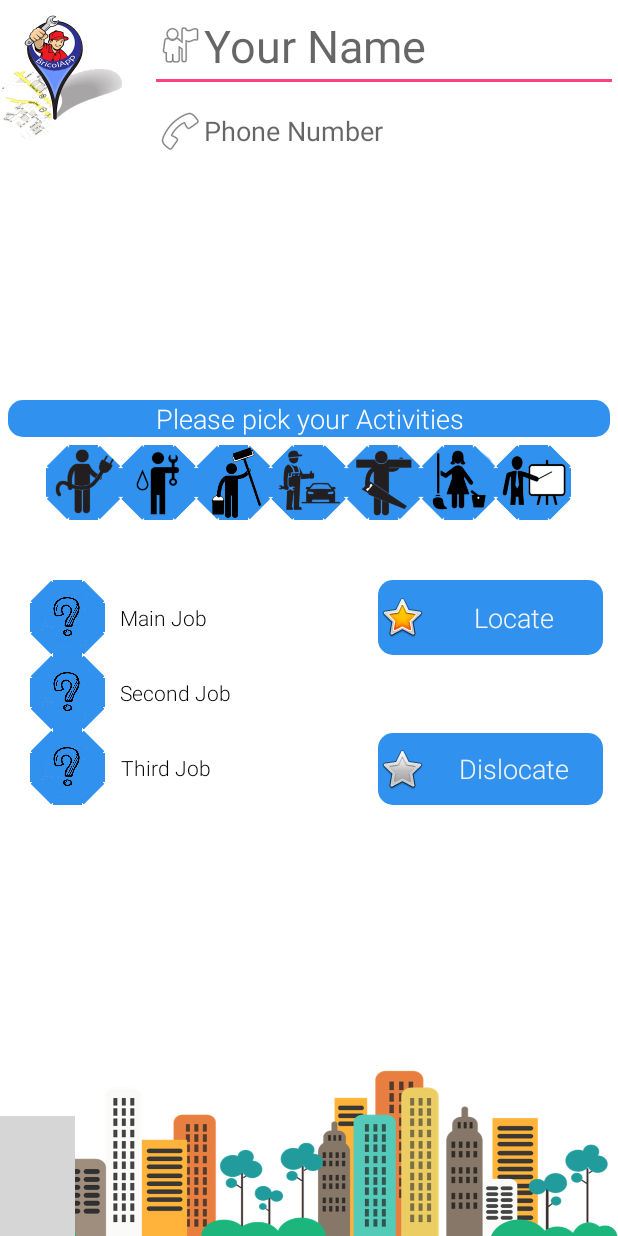
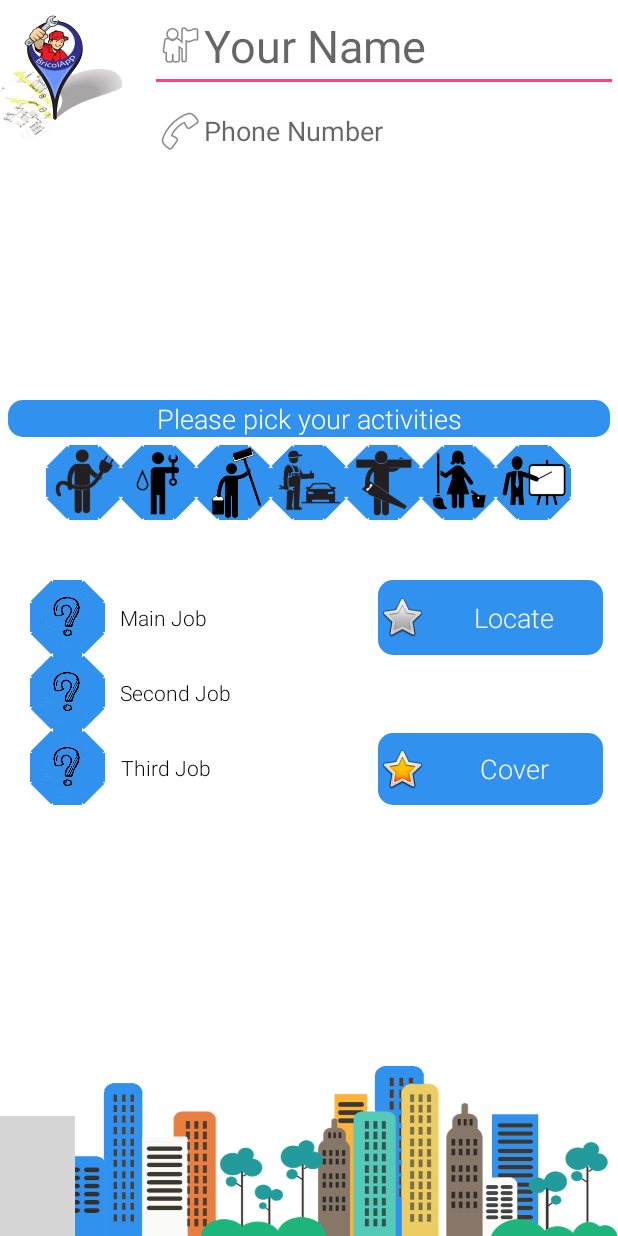
Before and after one commit to AITSAID/Bricol, an Android app: the BricolleurActivity screen opened directly, with no data from a screen before it, on a phone screen of 412 x 824 dp. Run offline under Robolectric (Android 15) with nearby library versions, the phone set to English and light mode, and no system bars; libraries missing offline, so code that uses them is left out: com.github.amlcurran.showcaseview, me.everything.android; 1 statement that could not run was skipped; grey boxes are pictures that could not be loaded.

Commit message:
comit 30/11/2016

```diff
--- a/app/src/main/java/daisousoft/app/com/bricol/BricolleurActivity.java
+++ b/app/src/main/java/daisousoft/app/com/bricol/BricolleurActivity.java
@@ -92,6 +92,14 @@ public class BricolleurActivity extends Activity implements View.OnClickListener
         progress.show();*/
         mydb = new myDBHandler(getApplicationContext());
         myaccount = mydb.getAccountByID(IdDevice);
+        if(myaccount.get_statut()==0){
+            save.setCompoundDrawablesWithIntrinsicBounds(android.R.drawable.btn_star_big_off, 0, 0, 0);
+            delete.setCompoundDrawablesWithIntrinsicBounds(android.R.drawable.btn_star_big_on, 0, 0, 0);
+        }
+        if(myaccount.get_statut()==1){
+            save.setCompoundDrawablesWithIntrinsicBounds(android.R.drawable.btn_star_big_on, 0, 0, 0);
+            delete.setCompoundDrawablesWithIntrinsicBounds(android.R.drawable.btn_star_big_off, 0, 0, 0);
+        }
         phonebrico.setText(myaccount.get_phonenumber());
         namebricp.setText(myaccount.get_name());
         myjobs = mydb.getAllJobs(IdDevice);
@@ -457,6 +465,8 @@ public class BricolleurActivity extends Activity implements View.OnClickListener
         }else {
             ExecuteRequest("register?accountUpdate", jsonValue);
             Toast.makeText(BricolleurActivity.this, "Operation executed Successfully", Toast.LENGTH_LONG).show();
+            save.setCompoundDrawablesWithIntrinsicBounds(android.R.drawable.btn_star_big_on, 0, 0, 0);
+            delete.setCompoundDrawablesWithIntrinsicBounds(android.R.drawable.btn_star_big_off, 0, 0, 0);
         }
     }
 
@@ -505,6 +515,8 @@ public class BricolleurActivity extends Activity implements View.OnClickListener
                 Gson gson = new Gson();
                 String json = gson.toJson(myaccount);
                 ExecuteRequest("register?accountUpdate", json);
+                save.setCompoundDrawablesWithIntrinsicBounds(android.R.drawable.btn_star_big_off, 0, 0, 0);
+                delete.setCompoundDrawablesWithIntrinsicBounds(android.R.drawable.btn_star_big_on, 0, 0, 0);
                 dialog.dismiss();
 
             }
--- a/app/src/main/java/daisousoft/app/com/bricol/Fragments/BricoleurFragment.java
+++ b/app/src/main/java/daisousoft/app/com/bricol/Fragments/BricoleurFragment.java
@@ -70,7 +70,7 @@ public class BricoleurFragment extends Fragment {
             }
         };
         name = (TextView) view.findViewById(R.id.name);
-        name.setText(" Hi i'm "+bricoAccount.get_name());
+        name.setText(" "+bricoAccount.get_name()+" ");
         c1 = (Button) view.findViewById(R.id.display1);
         c1.setTag(c1.getId());
         c2 = (Button) view.findViewById(R.id.display2);
--- a/app/src/main/res/layout/activity_bricolleur.xml
+++ b/app/src/main/res/layout/activity_bricolleur.xml
@@ -20,7 +20,7 @@
         android:layout_width="match_parent"
         android:layout_height="wrap_content"
         android:textAppearance="?android:attr/textAppearanceMedium"
-        android:hint="Your Name"
+        android:hint="@string/Name_brico"
         android:id="@+id/namebrico"
         android:textSize="30dp"
         android:textCursorDrawable="@color/cast_expanded_controller_ad_container_white_stripe_color"
@@ -35,7 +35,7 @@
         android:layout_height="100dp"
         android:id="@+id/save"
         android:onClick="SaveAccount"
-        android:text="Locate"
+        android:text="@string/locate_brico"
         android:drawableLeft="@android:drawable/btn_star_big_on"
         android:background="@drawable/rounded_button"
         android:layout_below="@+id/horizontal_scroll_view"
@@ -48,7 +48,7 @@
         android:layout_height="wrap_content"
         android:id="@+id/delete"
         android:onClick="UnSaveAccount"
-        android:text="Dislocate"
+        android:text="@string/cover_brico"
         android:drawableLeft="@android:drawable/btn_star_big_off"
         android:background="@drawable/rounded_button"
         android:layout_alignBottom="@+id/textView4"
@@ -95,7 +95,7 @@
         android:layout_width="match_parent"
         android:layout_height="wrap_content"
         android:textAppearance="?android:attr/textAppearanceMedium"
-        android:hint="Phone Number"
+        android:hint="@string/Phone_brico"
         android:gravity="center_vertical"
         android:drawableLeft="@android:drawable/ic_menu_call"
         android:id="@+id/phonebrico"
@@ -106,7 +106,7 @@
         android:layout_width="match_parent"
         android:layout_height="wrap_content"
         android:textAppearance="?android:attr/textAppearanceMedium"
-        android:text="Please pick your Activities"
+        android:text="@string/Jobs_brico"
         android:gravity="center"
         android:id="@+id/textView"
         android:layout_above="@+id/horizontal_scroll_view"
@@ -119,7 +119,7 @@
         android:layout_width="wrap_content"
         android:layout_height="wrap_content"
         android:textAppearance="?android:attr/textAppearanceSmall"
-        android:text="Main Job"
+        android:text="@string/mainjob_brico"
         android:gravity="center"
         android:id="@+id/textView2"
         android:layout_toEndOf="@+id/choice1"
@@ -132,7 +132,7 @@
         android:layout_width="wrap_content"
         android:layout_height="wrap_content"
         android:textAppearance="?android:attr/textAppearanceSmall"
-        android:text="Second Job"
+        android:text="@string/secondjob_brico"
         android:gravity="center"
         android:id="@+id/textView3"
         android:layout_toEndOf="@+id/choice2"
@@ -145,7 +145,7 @@
         android:layout_width="wrap_content"
         android:layout_height="wrap_content"
         android:textAppearance="?android:attr/textAppearanceSmall"
-        android:text="Third Job"
+        android:text="@string/thirdjod_brico"
         android:id="@+id/textView4"
         android:gravity="center"
         android:layout_toEndOf="@+id/choice2"
--- a/app/src/main/res/values/strings.xml
+++ b/app/src/main/res/values/strings.xml
@@ -1,4 +1,20 @@
 <resources>
     <string name="app_name">BricolApp</string>
     <string name="title_activity_maps">BricolApp</string>
+    <string name="All_jobs">Tous les emplois</string>
+    <string name="Name_brico">Your Name</string>
+    <string name="Phone_brico">Phone Number</string>
+    <string name="Jobs_brico">Please pick your activities</string>
+    <string name="mainjob_brico">Main Job</string>
+    <string name="secondjob_brico">Second Job</string>
+    <string name="thirdjod_brico">Third Job</string>
+    <string name="locate_brico">Locate</string>
+    <string name="cover_brico">Cover</string>
+    <string name="Job1">Electrician</string>
+    <string name="Job2">Plumber</string>
+    <string name="Job3">Painter</string>
+    <string name="Job4">Mechanic</string>
+    <string name="Job5">Carpenter</string>
+    <string name="Job6">Maid</string>
+    <string name="Job7">Teacher</string>
 </resources>
```
Also changed, not shown: app/src/main/java/daisousoft/app/com/bricol/JobsActivity.java (+7 -7 lines), app/src/main/java/daisousoft/app/com/bricol/MapsActivity.java (+98 -83 lines), app/src/main/java/daisousoft/app/com/bricol/SplashActivity.java (+16 -0 lines), app/src/main/java/daisousoft/app/com/bricol/Support/CustomAdapter.java (+7 -7 lines), app/src/main/res/layout/activity_bricoleur.xml (+11 -8 lines), app/src/main/res/layout/activity_maps.xml (+7 -6 lines), app/src/main/res/drawable/board.png, app/src/main/res/drawable/footer.png, 3 other files.
